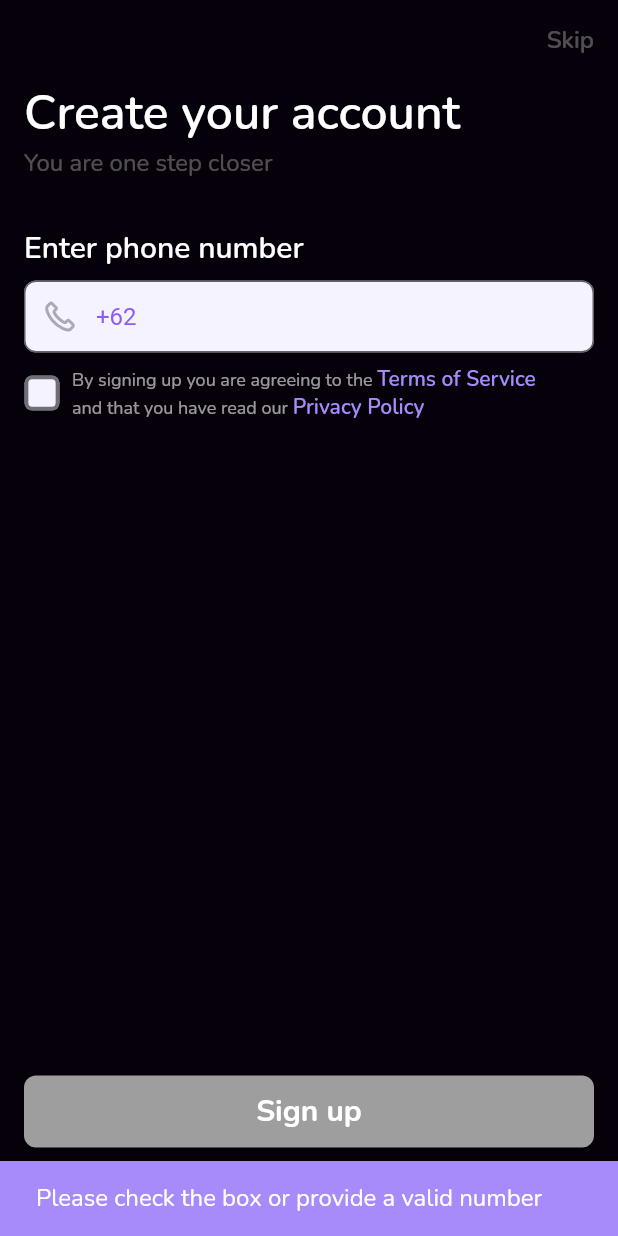
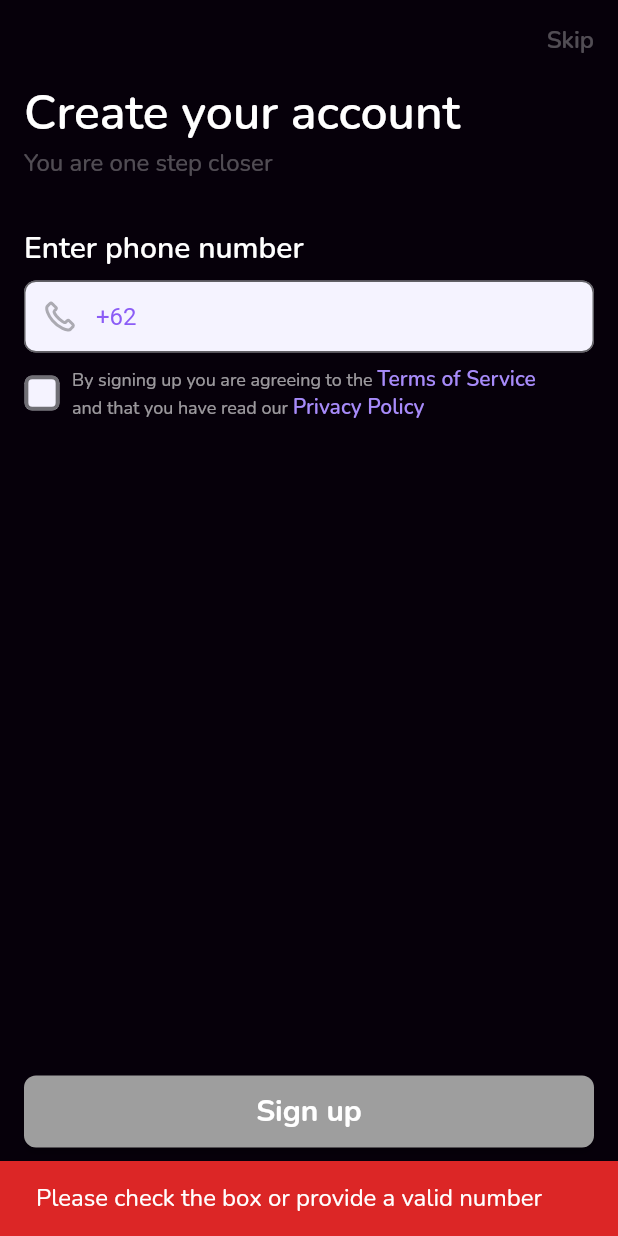
Before and after one commit to janeclrst/unito, a Flutter app: the PhoneNumSignUp screen opened directly, after a tap on "Sign up", on a phone screen of 412 x 824 dp. Run offline on Flutter 3.47's test engine with Material 2 defaults, Android fonts, the phone set to English and light mode, and no system bars; our stand-ins replace flutter_native_splash, flutter_svg, google_fonts, smooth_page_indicator.

Commit message:
feat: add more condition

```diff
--- a/lib/src/features/auth/buttons/long_primary_button.dart
+++ b/lib/src/features/auth/buttons/long_primary_button.dart
@@ -31,7 +31,8 @@ class _LongPrimaryButtonState extends State<LongPrimaryButton> {
               builder: (context) => widget.navTo,
             ),
           );
-        } else {
+        } else if (widget.checkBoxValue != true &&
+            widget.isButtonActive != true) {
           ScaffoldMessenger.of(context).showSnackBar(
             SnackBar(
               content: Text(
@@ -41,7 +42,46 @@ class _LongPrimaryButtonState extends State<LongPrimaryButton> {
                   fontSize: 16,
                 ),
               ),
-              backgroundColor: ExtendedColors.violet400,
+              backgroundColor: ExtendedColors.red600,
+            ),
+          );
+        } else if (widget.checkBoxValue != true) {
+          ScaffoldMessenger.of(context).showSnackBar(
+            SnackBar(
+              content: Text(
+                'Please check the box',
+                style: GoogleFonts.nunito(
+                  color: Colors.white,
+                  fontSize: 16,
+                ),
+              ),
+              backgroundColor: ExtendedColors.red600,
+            ),
+          );
+        } else if (widget.isButtonActive != true) {
+          ScaffoldMessenger.of(context).showSnackBar(
+            SnackBar(
+              content: Text(
+                'Please provide a valid number :(',
+                style: GoogleFonts.nunito(
+                  color: Colors.white,
+                  fontSize: 16,
+                ),
+              ),
+              backgroundColor: ExtendedColors.red600,
+            ),
+          );
+        } else {
+          ScaffoldMessenger.of(context).showSnackBar(
+            SnackBar(
+              content: Text(
+                'Something error occured :(',
+                style: GoogleFonts.nunito(
+                  color: Colors.white,
+                  fontSize: 16,
+                ),
+              ),
+              backgroundColor: ExtendedColors.red600,
             ),
           );
         }
```
